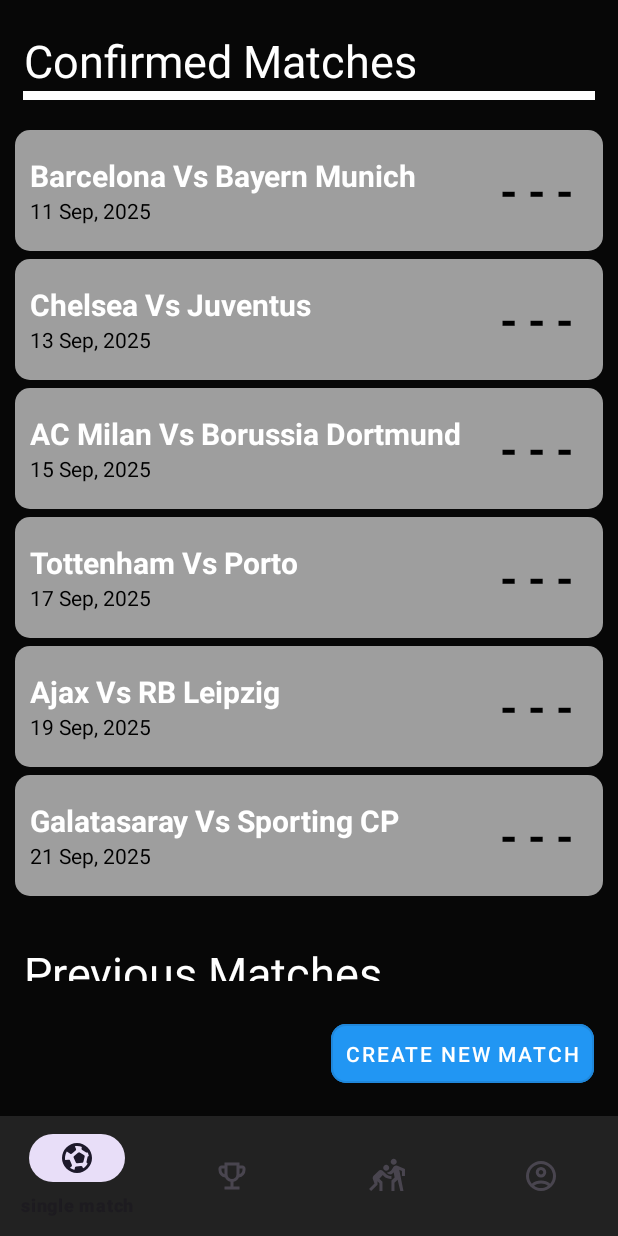
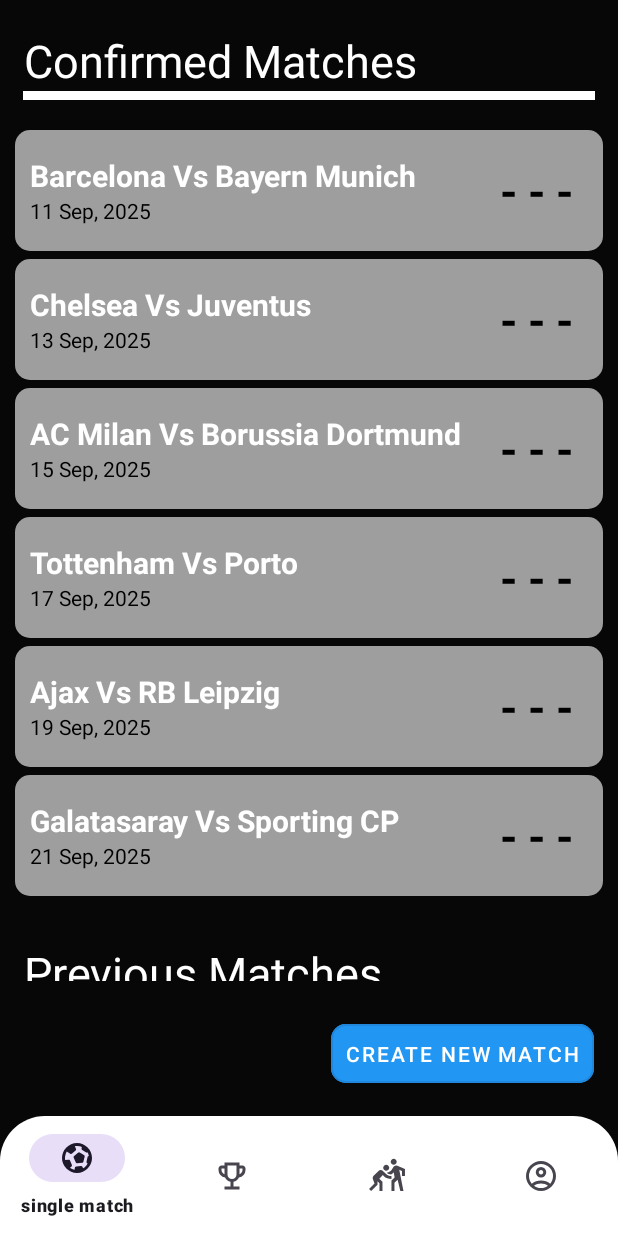
Before and after one commit to Mahim021/FootyFlick, an Android app: the screen it shows after launch (MainActivity), on a phone screen of 412 x 824 dp. Run offline under Robolectric (Android 15) with nearby library versions, the phone set to English and light mode, and no system bars.

Commit message:
white nav bar

```diff
--- /dev/null
+++ b/app/src/main/res/drawable/up_rounded_edge.xml
@@ -0,0 +1,12 @@
+<?xml version="1.0" encoding="utf-8"?>
+<shape xmlns:android="http://schemas.android.com/apk/res/android"
+    android:shape="rectangle">
+
+    <solid android:color="@android:color/white" />
+
+    <corners
+        android:topLeftRadius="30dp"
+        android:topRightRadius="30dp"
+        android:bottomRightRadius="0dp"
+        android:bottomLeftRadius="0dp" />
+</shape>
--- a/app/src/main/res/layout/activity_main.xml
+++ b/app/src/main/res/layout/activity_main.xml
@@ -26,5 +26,6 @@
         app:layout_constraintEnd_toEndOf="parent"
         app:layout_constraintStart_toStartOf="parent"
         app:menu="@menu/bottom_nav_menu"
-        android:background="#222222"/>
+        android:background="@drawable/up_rounded_edge"
+        android:backgroundTint="#222222"/>
 </androidx.constraintlayout.widget.ConstraintLayout>
```
